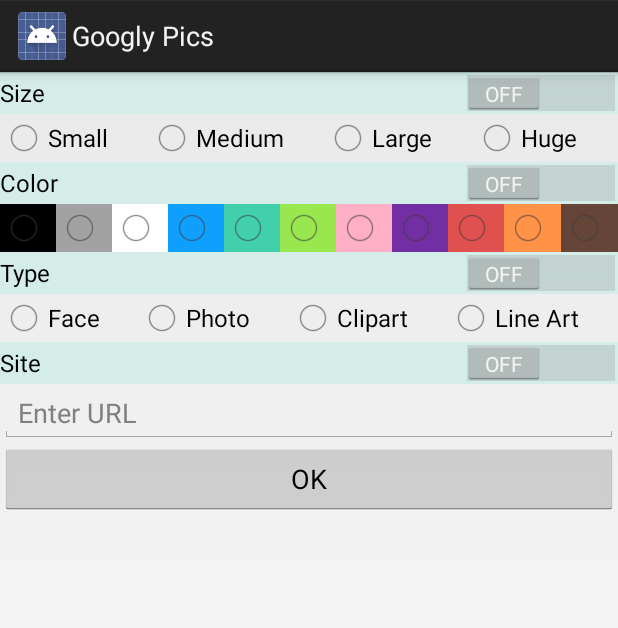
After one commit to jingidy/googly-pics, an Android app: the layout fragment_settings.xml on its own in the app's theme, with its tools: preview values and no code run, on a phone screen of 412 x 824 dp. The commit adds this screen. Shown: the top 628 px of the screen. Run offline under Robolectric (Android 15) with nearby library versions, the phone set to English and light mode, and no system bars.

Commit message:
Laid about basic settings dialog that shows on action bar click, no functionality yet.

```diff
--- a/app/build.gradle
+++ b/app/build.gradle
@@ -27,4 +27,5 @@ dependencies {
     compile fileTree(dir: 'libs', include: ['*.jar'])
     compile 'com.loopj.android:android-async-http:1.4.6'
     compile 'com.squareup.picasso:picasso:2.3.+'
+    compile 'com.android.support:support-v4:20.0.0'
 }
--- a/app/src/main/java/com/flukiness/googlypics/activities/SearchActivity.java
+++ b/app/src/main/java/com/flukiness/googlypics/activities/SearchActivity.java
@@ -1,8 +1,8 @@
 package com.flukiness.googlypics.activities;
 
-import android.app.Activity;
 import android.content.Intent;
 import android.os.Bundle;
+import android.support.v4.app.FragmentActivity;
 import android.util.Log;
 import android.view.Menu;
 import android.view.MenuItem;
@@ -13,6 +13,7 @@ import android.widget.GridView;
 
 import com.flukiness.googlypics.R;
 import com.flukiness.googlypics.adapters.ImageResultsAdapter;
+import com.flukiness.googlypics.fragments.SettingsFragment;
 import com.flukiness.googlypics.models.ImageResult;
 import com.flukiness.googlypics.models.ImageSearchQuery;
 import com.flukiness.googlypics.utils.EndlessScrollingListener;
@@ -27,7 +28,7 @@ import org.json.JSONObject;
 import java.util.ArrayList;
 
 
-public class SearchActivity extends Activity {
+public class SearchActivity extends FragmentActivity {
     private EditText etQuery;
     private GridView gvResults;
 
@@ -65,6 +66,7 @@ public class SearchActivity extends Activity {
         // as you specify a parent activity in AndroidManifest.xml.
         int id = item.getItemId();
         if (id == R.id.action_settings) {
+            showSettingsDialog();
             return true;
         }
         return super.onOptionsItemSelected(item);
@@ -131,4 +133,10 @@ public class SearchActivity extends Activity {
         i.putExtra("url", imageResult.fullUrl);
         startActivity(i);
     }
+
+    private void showSettingsDialog() {
+        android.support.v4.app.FragmentManager fm = getSupportFragmentManager();
+        SettingsFragment settingsDialog = SettingsFragment.newInstance();
+        settingsDialog.show(fm, "fragment_settings");
+    }
 }
--- /dev/null
+++ b/app/src/main/java/com/flukiness/googlypics/fragments/SettingsFragment.java
@@ -0,0 +1,44 @@
+package com.flukiness.googlypics.fragments;
+
+import android.app.AlertDialog;
+import android.os.Bundle;
+import android.support.v4.app.DialogFragment;
+import android.view.LayoutInflater;
+import android.view.View;
+import android.view.ViewGroup;
+import android.widget.Button;
+
+import com.flukiness.googlypics.R;
+
+/**
+ * Created by Jing Jin on 9/21/14.
+ */
+public class SettingsFragment extends DialogFragment {
+    private static final String title = "Options";
+
+    public static SettingsFragment newInstance() {
+        SettingsFragment frag = new SettingsFragment();
+        Bundle args = new Bundle();
+        frag.setArguments(args);
+        return frag;
+    }
+
+    @Override
+    public View onCreateView(LayoutInflater inflater, ViewGroup container, Bundle savedInstanceState) {
+        View view = inflater.inflate(R.layout.fragment_settings, container);
+        getDialog().setTitle(title);
+
+        final Button btnSettingsOk = (Button) view.findViewById(R.id.btnSettingsOk);
+        btnSettingsOk.setOnClickListener(new View.OnClickListener() {
+            @Override
+            public void onClick(View view) {
+                saveAndDismiss();
+            }
+        });
+        return view;
+    }
+
+    public void saveAndDismiss() {
+        dismiss();
+    }
+}
--- /dev/null
+++ b/app/src/main/res/layout/fragment_settings.xml
@@ -0,0 +1,191 @@
+<?xml version="1.0" encoding="utf-8"?>
+
+<LinearLayout xmlns:android="http://schemas.android.com/apk/res/android"
+    android:orientation="vertical" android:layout_width="fill_parent"
+    android:layout_height="wrap_content">
+
+    <Switch
+        android:layout_width="match_parent"
+        android:layout_height="wrap_content"
+        android:id="@+id/switchSize"
+        android:background="#ffd4ede8"
+        android:text="@string/size_label" />
+
+    <RadioGroup
+        android:layout_width="fill_parent"
+        android:layout_height="wrap_content"
+        android:layout_gravity="center_horizontal"
+        android:orientation="horizontal">
+
+        <RadioButton
+            android:layout_width="wrap_content"
+            android:layout_height="wrap_content"
+            android:text="@string/small_label"
+            android:layout_weight="1"
+            android:id="@+id/rbtnSmall" />
+
+        <RadioButton
+            android:layout_width="wrap_content"
+            android:layout_height="wrap_content"
+            android:text="@string/medium_label"
+            android:layout_weight="1"
+            android:id="@+id/rbtnMedium" />
+
+        <RadioButton
+            android:layout_width="wrap_content"
+            android:layout_height="wrap_content"
+            android:text="@string/large_label"
+            android:layout_weight="1"
+            android:id="@+id/rbtnLarge" />
+
+        <RadioButton
+            android:layout_width="wrap_content"
+            android:layout_height="wrap_content"
+            android:text="@string/huge_label"
+            android:layout_weight="1"
+            android:id="@+id/rbtnHuge" />
+    </RadioGroup>
+
+    <Switch
+        android:layout_width="match_parent"
+        android:layout_height="wrap_content"
+        android:text="@string/color_label"
+        android:id="@+id/switchColor"
+        android:background="#ffd4ede8" />
+
+    <RadioGroup
+        android:layout_width="fill_parent"
+        android:layout_height="wrap_content"
+        android:layout_gravity="center_horizontal"
+        android:orientation="horizontal">
+
+        <RadioButton
+            android:layout_width="wrap_content"
+            android:layout_height="wrap_content"
+            android:background="#ff000000"
+            android:layout_weight="1" />
+
+        <RadioButton
+            android:layout_width="wrap_content"
+            android:layout_height="wrap_content"
+            android:background="#ffa2a2a2"
+            android:layout_weight="1" />
+
+        <RadioButton
+            android:layout_width="wrap_content"
+            android:layout_height="wrap_content"
+            android:background="#ffffffff"
+            android:layout_weight="1" />
+
+        <RadioButton
+            android:layout_width="wrap_content"
+            android:layout_height="wrap_content"
+            android:background="#ff0fa0ff"
+            android:layout_weight="1" />
+
+        <RadioButton
+            android:layout_width="wrap_content"
+            android:layout_height="wrap_content"
+            android:background="#ff42d0ab"
+            android:layout_weight="1" />
+
+        <RadioButton
+            android:layout_width="wrap_content"
+            android:layout_height="wrap_content"
+            android:background="#ff99e74e"
+            android:layout_weight="1" />
+
+        <RadioButton
+            android:layout_width="wrap_content"
+            android:layout_height="wrap_content"
+            android:background="#ffffafc5"
+            android:layout_weight="1" />
+
+        <RadioButton
+            android:layout_width="wrap_content"
+            android:layout_height="wrap_content"
+            android:background="#ff722ea3"
+            android:layout_weight="1" />
+
+        <RadioButton
+            android:layout_width="wrap_content"
+            android:layout_height="wrap_content"
+            android:background="#ccdc2a27"
+            android:layout_weight="1" />
+
+        <RadioButton
+            android:layout_width="wrap_content"
+            android:layout_height="wrap_content"
+            android:background="#ffff9247"
+            android:layout_weight="1" />
+
+        <RadioButton
+            android:layout_width="wrap_content"
+            android:layout_height="wrap_content"
+            android:background="#d3492312"
+            android:layout_weight="1" />
+
+    </RadioGroup>
+
+    <Switch
+        android:layout_width="match_parent"
+        android:layout_height="wrap_content"
+        android:text="@string/type_label"
+        android:id="@+id/switchType"
+        android:background="#ffd4ede8" />
+
+    <RadioGroup
+        android:layout_width="fill_parent"
+        android:layout_height="wrap_content"
+        android:layout_gravity="center_horizontal"
+        android:orientation="horizontal">
+
+        <RadioButton
+            android:layout_width="wrap_content"
+            android:layout_height="wrap_content"
+            android:text="@string/face_label"
+            android:layout_weight="1"
+            android:id="@+id/rbtnFace" />
+
+        <RadioButton
+            android:layout_width="wrap_content"
+            android:layout_height="wrap_content"
+            android:text="@string/photo_label"
+            android:layout_weight="1"
+            android:id="@+id/rbtnPhoto" />
+
+        <RadioButton
+            android:layout_width="wrap_content"
+            android:layout_height="wrap_content"
+            android:text="@string/clipart_label"
+            android:layout_weight="1"
+            android:id="@+id/rbtnClipart" />
+
+        <RadioButton
+            android:layout_width="wrap_content"
+            android:layout_height="wrap_content"
+            android:text="@string/lineart_label"
+            android:layout_weight="1"
+            android:id="@+id/rbtnLineart" />
+    </RadioGroup>
+
+    <Switch
+        android:layout_width="match_parent"
+        android:layout_height="wrap_content"
+        android:text="@string/site_label"
+        android:id="@+id/switchSite"
+        android:background="#ffd4ede8" />
+
+    <EditText
+        android:layout_width="match_parent"
+        android:layout_height="wrap_content"
+        android:id="@+id/etSiteFilter"
+        android:hint="@string/enter_url_hint"/>
+
+    <Button
+        android:layout_width="fill_parent"
+        android:layout_height="wrap_content"
+        android:text="@string/ok_label"
+        android:id="@+id/btnSettingsOk"
+        android:layout_gravity="center_horizontal" />
+</LinearLayout>
--- a/app/src/main/res/menu/search.xml
+++ b/app/src/main/res/menu/search.xml
@@ -2,7 +2,7 @@
     xmlns:tools="http://schemas.android.com/tools"
     tools:context=".SearchActivity" >
     <item android:id="@+id/action_settings"
-        android:title="@string/action_settings"
+        android:title="@+string/action_settings"
         android:orderInCategory="100"
-        android:showAsAction="never" />
+        android:showAsAction="always" />
 </menu>
--- a/app/src/main/res/values/strings.xml
+++ b/app/src/main/res/values/strings.xml
@@ -2,10 +2,23 @@
 <resources>
 
     <string name="app_name">Googly Pics</string>
-    <string name="hello_world">Hello world!</string>
-    <string name="action_settings">Settings</string>
+    <string name="action_settings">Options</string>
     <string name="search_prompt">Enter search query</string>
     <string name="search_label">Search</string>
     <string name="title_activity_image_display">Full Image</string>
+    <string name="size_label">Size</string>
+    <string name="color_label">Color</string>
+    <string name="site_label">Site</string>
+    <string name="type_label">Type</string>
+    <string name="small_label">Small</string>
+    <string name="medium_label">Medium</string>
+    <string name="large_label">Large</string>
+    <string name="huge_label">Huge</string>
+    <string name="face_label">Face</string>
+    <string name="photo_label">Photo</string>
+    <string name="clipart_label">Clipart</string>
+    <string name="lineart_label">Line Art</string>
+    <string name="enter_url_hint">Enter URL</string>
+    <string name="ok_label">OK</string>
 
 </resources>
```
Also changed, not shown: 1 other file.
